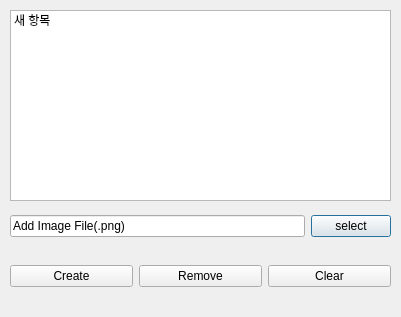
Above: servicePart/listwidgetTest.ui from FalcoN1995/cccrPoject before the change. Below: the same form after it.
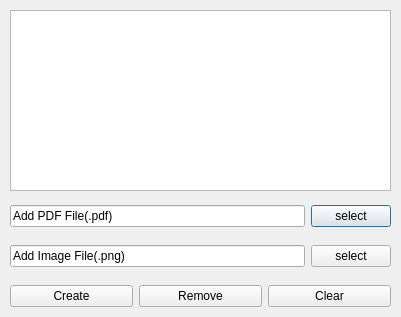
That is the form after the change.

```diff
--- a/servicePart/listwidgetTest.ui
+++ b/servicePart/listwidgetTest.ui
@@ -19,7 +19,7 @@
      <x>10</x>
      <y>10</y>
      <width>381</width>
-     <height>191</height>
+     <height>181</height>
     </rect>
    </property>
    <property name="dragEnabled">
@@ -40,17 +40,12 @@
    <property name="wordWrap">
     <bool>false</bool>
    </property>
-   <item>
-    <property name="text">
-     <string>새 항목</string>
-    </property>
-   </item>
   </widget>
   <widget class="QWidget" name="layoutWidget">
    <property name="geometry">
     <rect>
      <x>10</x>
-     <y>210</y>
+     <y>200</y>
      <width>381</width>
      <height>33</height>
     </rect>
@@ -59,7 +54,10 @@
     <item>
      <widget class="QLineEdit" name="line_addItem">
       <property name="text">
-       <string>Add Image File(.png)</string>
+       <string>Add PDF File(.pdf)</string>
+      </property>
+      <property name="readOnly">
+       <bool>true</bool>
       </property>
      </widget>
     </item>
@@ -88,7 +86,7 @@
    <property name="geometry">
     <rect>
      <x>10</x>
-     <y>260</y>
+     <y>280</y>
      <width>381</width>
      <height>32</height>
     </rect>
@@ -117,6 +115,47 @@
     </item>
    </layout>
   </widget>
+  <widget class="QWidget" name="layoutWidget_2">
+   <property name="geometry">
+    <rect>
+     <x>10</x>
+     <y>240</y>
+     <width>381</width>
+     <height>33</height>
+    </rect>
+   </property>
+   <layout class="QHBoxLayout" name="horizontalLayout_2">
+    <item>
+     <widget class="QLineEdit" name="line_addItem_png">
+      <property name="text">
+       <string>Add Image File(.png)</string>
+      </property>
+      <property name="readOnly">
+       <bool>true</bool>
+      </property>
+     </widget>
+    </item>
+    <item>
+     <widget class="QPushButton" name="btn_addItem_png">
+      <property name="layoutDirection">
+       <enum>Qt::LeftToRight</enum>
+      </property>
+      <property name="text">
+       <string>select</string>
+      </property>
+      <property name="checkable">
+       <bool>false</bool>
+      </property>
+      <property name="default">
+       <bool>false</bool>
+      </property>
+      <property name="flat">
+       <bool>false</bool>
+      </property>
+     </widget>
+    </item>
+   </layout>
+  </widget>
  </widget>
  <resources/>
  <connections/>
```
Left out of the diff: 6 changed lines with no effect on the pictures.
